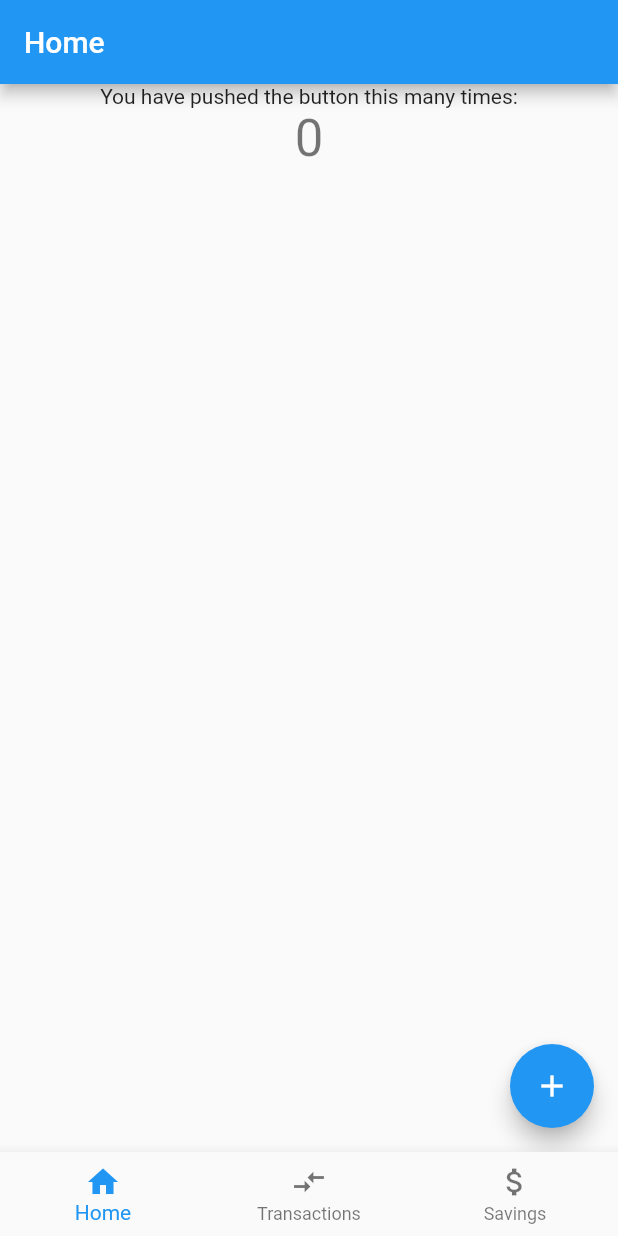
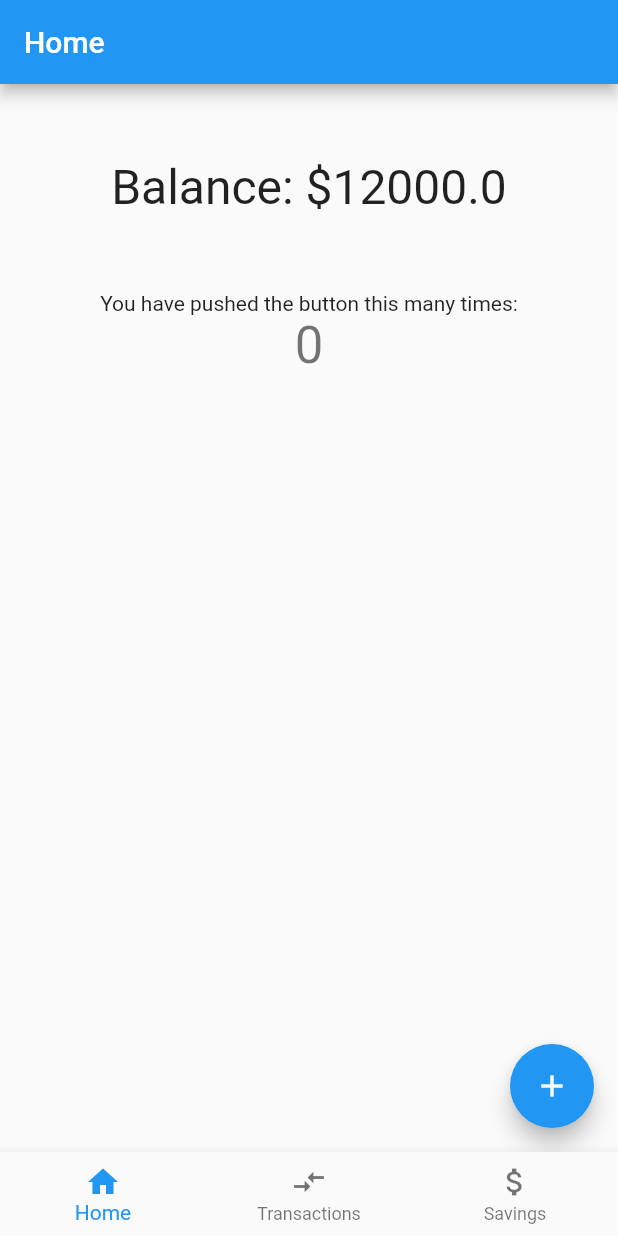
Before and after one commit to joshuamitchell192/Zavers, a Flutter app: the screen it shows after launch, on a phone screen of 412 x 824 dp. Run offline on Flutter 3.47's test engine with Material 2 defaults, Android fonts, the phone set to English and light mode, and no system bars.

Commit message:
Added Balance to top of home page

```diff
--- a/saverz/lib/pages/home.dart
+++ b/saverz/lib/pages/home.dart
@@ -14,6 +14,7 @@ class HomePage extends StatefulWidget {
 class _HomePageState extends State<HomePage> {
 
   int _counter = 0;
+  double _balance = 12000.0;
 
   void _incrementCounter() {
     setState(() {
@@ -57,6 +58,15 @@ class _HomePageState extends State<HomePage> {
         child: Column(
 
           children: <Widget>[
+            Container (
+              margin: const EdgeInsets.symmetric(vertical: 50),
+              child: Text(
+                "Balance: \$$_balance",
+                style: TextStyle(
+                  fontSize: 32,
+                ),
+              ),
+            ),
 
 
 
@@ -67,8 +77,8 @@ class _HomePageState extends State<HomePage> {
               '$_counter',
               style: Theme.of(context).textTheme.display1,
             ),
+          ],
 
-          ],
         ),
       )
     );
```
